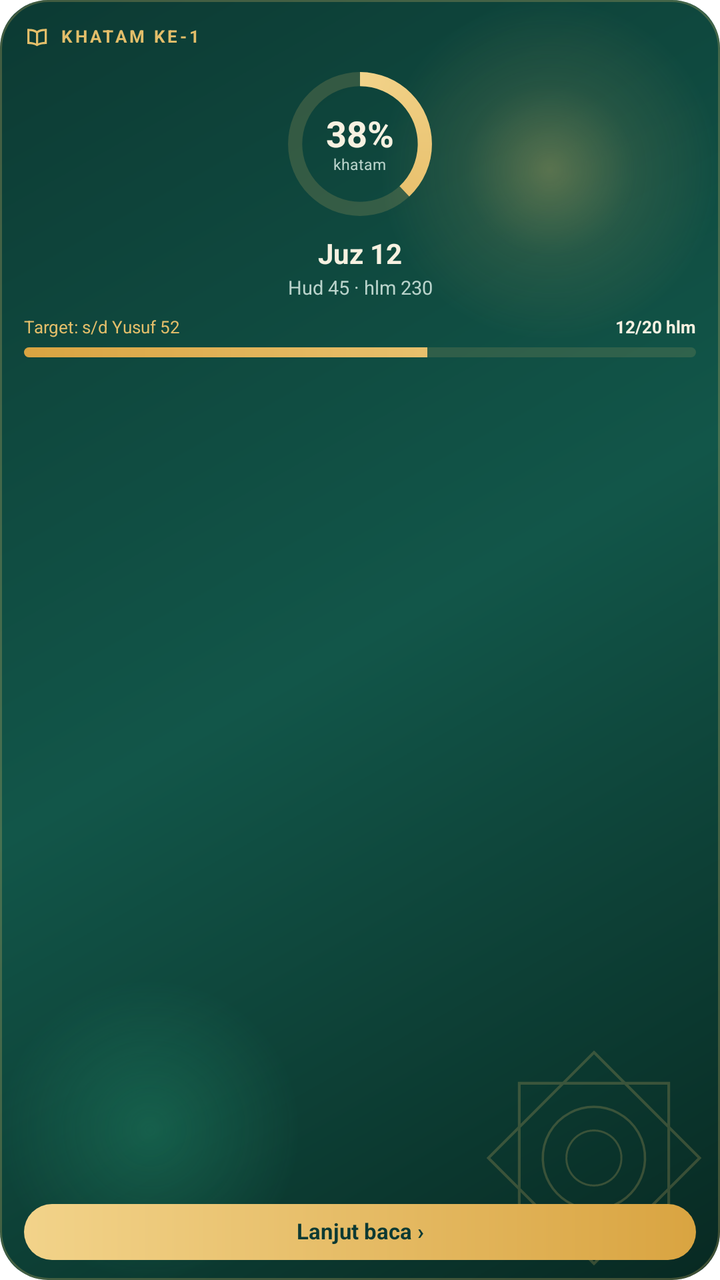
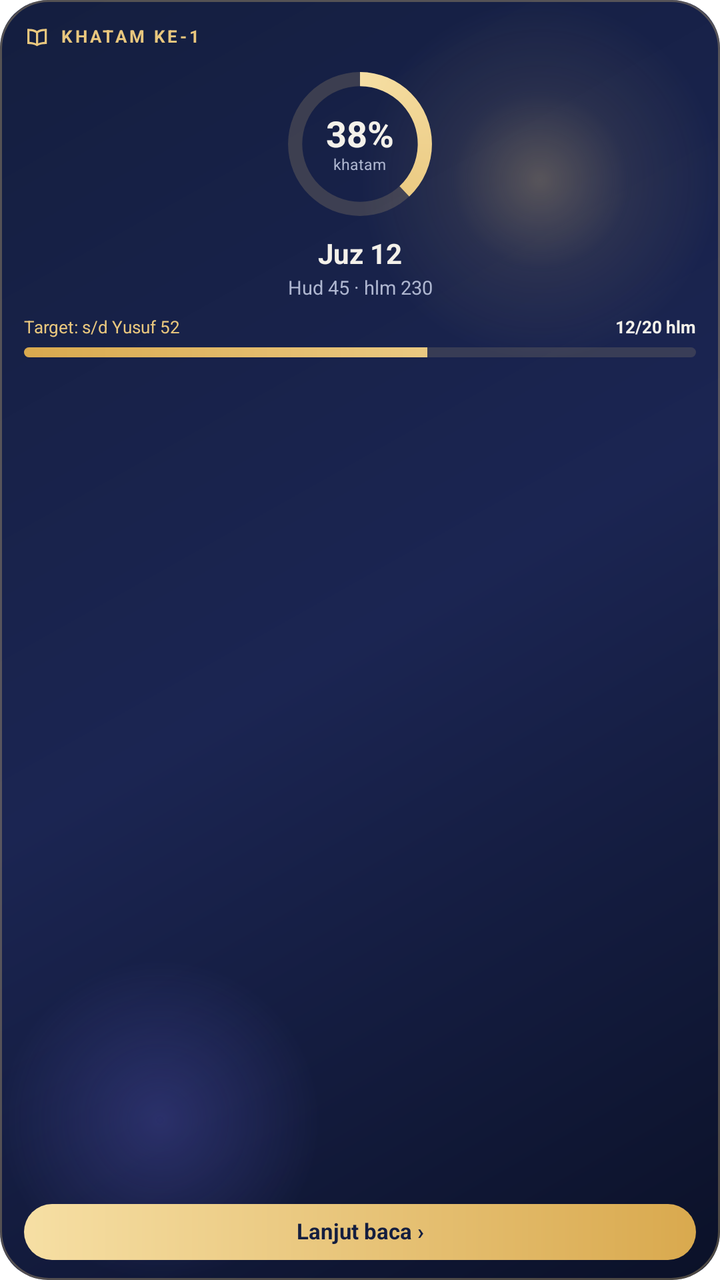

Two renders of the same Android screen: before a commit and after it. Below are the layout's source before the change and the commit's diff.
<!-- AndroidManifest.xml: fallback theme Theme.MaterialComponents.DayNight.NoActionBar -->
<!-- res/layout/quran_widget_layout.xml -->
<?xml version="1.0" encoding="utf-8"?>
<FrameLayout
    xmlns:android="http://schemas.android.com/apk/res/android"
    android:id="@+id/qw_root"
    android:layout_width="match_parent"
    android:layout_height="match_parent"
    android:background="@drawable/ramadan_widget_bg">

    <LinearLayout
        android:layout_width="match_parent"
        android:layout_height="match_parent"
        android:orientation="vertical"
        android:paddingStart="12dp"
        android:paddingEnd="12dp"
        android:paddingTop="12dp"
        android:paddingBottom="10dp">

        
        <LinearLayout
            android:layout_width="match_parent"
            android:layout_height="wrap_content"
            android:orientation="horizontal"
            android:gravity="center_vertical">

            <ImageView
                android:layout_width="13dp"
                android:layout_height="13dp"
                android:src="@drawable/tracker_ic_book"
                android:importantForAccessibility="no" />

            <TextView
                android:id="@+id/qw_kicker"
                android:layout_width="0dp"
                android:layout_height="wrap_content"
                android:layout_weight="1"
                android:layout_marginStart="5dp"
                android:text="KHATAM KE-1"
                android:textSize="8.5sp"
                android:textStyle="bold"
                android:letterSpacing="0.15"
                android:maxLines="1"
                android:ellipsize="end"
                android:includeFontPadding="false"
                android:textColor="#E3BE6A" />
        </LinearLayout>

        
        <FrameLayout
            android:id="@+id/qw_ring_box"
            android:layout_width="78dp"
            android:layout_height="78dp"
            android:layout_gravity="center_horizontal"
            android:layout_marginTop="8dp">

            <ProgressBar
                android:id="@+id/qw_ring"
                style="@android:style/Widget.ProgressBar.Horizontal"
                android:layout_width="match_parent"
                android:layout_height="match_parent"
                android:max="1000"
                android:progress="380"
                android:progressDrawable="@drawable/tracker_ring" />

            <LinearLayout
                android:layout_width="wrap_content"
                android:layout_height="wrap_content"
                android:layout_gravity="center"
                android:orientation="vertical"
                android:gravity="center_horizontal">

                <TextView
                    android:id="@+id/qw_percent"
                    android:layout_width="wrap_content"
                    android:layout_height="wrap_content"
                    android:text="38%"
                    android:textSize="18sp"
                    android:textStyle="bold"
                    android:fontFeatureSettings="tnum"
                    android:includeFontPadding="false"
                    android:textColor="#F7F1E1" />

                <TextView
                    android:id="@+id/qw_percent_sub"
                    android:layout_width="wrap_content"
                    android:layout_height="wrap_content"
                    android:text="khatam"
                    android:textSize="7.5sp"
                    android:includeFontPadding="false"
                    android:textColor="#B9D3CB" />
            </LinearLayout>
        </FrameLayout>

        
        <TextView
            android:id="@+id/qw_juz"
            android:layout_width="match_parent"
            android:layout_height="wrap_content"
            android:layout_marginTop="8dp"
            android:gravity="center_horizontal"
            android:text="Juz 12"
            android:textSize="14sp"
            android:textStyle="bold"
            android:maxLines="1"
            android:includeFontPadding="false"
            android:textColor="#F7F1E1" />

        <TextView
            android:id="@+id/qw_position"
            android:layout_width="match_parent"
            android:layout_height="wrap_content"
            android:layout_marginTop="3dp"
            android:gravity="center_horizontal"
            android:text="Hud 45 · hlm 230"
            android:textSize="9.5sp"
            android:maxLines="1"
            android:ellipsize="end"
            android:includeFontPadding="false"
            android:textColor="#B9D3CB" />

        
        <LinearLayout
            android:id="@+id/qw_target_box"
            android:layout_width="match_parent"
            android:layout_height="wrap_content"
            android:layout_marginTop="9dp"
            android:orientation="vertical">

            <LinearLayout
                android:layout_width="match_parent"
                android:layout_height="wrap_content"
                android:orientation="horizontal">

                <TextView
                    android:id="@+id/qw_target"
                    android:layout_width="0dp"
                    android:layout_height="wrap_content"
                    android:layout_weight="1"
                    android:text="Target: s/d Yusuf 52"
                    android:textSize="8.5sp"
                    android:maxLines="1"
                    android:ellipsize="end"
                    android:includeFontPadding="false"
                    android:textColor="#E3BE6A" />

                <TextView
                    android:id="@+id/qw_pages"
                    android:layout_width="wrap_content"
                    android:layout_height="wrap_content"
                    android:layout_marginStart="4dp"
                    android:text="12/20 hlm"
                    android:textSize="8.5sp"
                    android:textStyle="bold"
                    android:fontFeatureSettings="tnum"
                    android:includeFontPadding="false"
                    android:textColor="#F7F1E1" />
            </LinearLayout>

            <ProgressBar
                android:id="@+id/qw_target_bar"
                style="@android:style/Widget.ProgressBar.Horizontal"
                android:layout_width="match_parent"
                android:layout_height="5dp"
                android:layout_marginTop="5dp"
                android:max="1000"
                android:progress="600"
                android:progressDrawable="@drawable/tracker_bar" />
        </LinearLayout>

        
        <ImageView
            android:id="@+id/qw_chart"
            android:layout_width="match_parent"
            android:layout_height="0dp"
            android:layout_weight="1"
            android:layout_marginTop="8dp"
            android:scaleType="fitCenter"
            android:visibility="gone"
            android:contentDescription="Halaman dibaca 7 hari terakhir" />

        <FrameLayout
            android:id="@+id/qw_spacer"
            android:layout_width="match_parent"
            android:layout_height="0dp"
            android:layout_weight="1" />

        <TextView
            android:id="@+id/qw_continue"
            android:layout_width="match_parent"
            android:layout_height="28dp"
            android:layout_marginTop="8dp"
            android:gravity="center"
            android:background="@drawable/tracker_pill"
            android:text="Lanjut baca ›"
            android:textSize="11sp"
            android:textStyle="bold"
            android:includeFontPadding="false"
            android:textColor="#0C3A33" />
    </LinearLayout>
</FrameLayout>
<!-- resources referenced by this layout -->
<resources>
  <!-- drawable ramadan_widget_bg (drawable) -->
  <?xml version="1.0" encoding="utf-8"?>
  <layer-list xmlns:android="http://schemas.android.com/apk/res/android">
      <item>
          <shape android:shape="rectangle">
              <corners android:radius="24dp" />
              <gradient
                  android:angle="315"
                  android:startColor="#0C3A33"
                  android:centerColor="#125649"
                  android:endColor="#082922" />
          </shape>
      </item>
      <item
          android:gravity="top|end"
          android:width="170dp"
          android:height="170dp">
          <shape android:shape="oval">
              <gradient
                  android:type="radial"
                  android:gradientRadius="85dp"
                  android:startColor="#59E3BE6A"
                  android:centerColor="#1AE3BE6A"
                  android:endColor="#00E3BE6A" />
          </shape>
      </item>
      <item
          android:gravity="bottom|start"
          android:width="150dp"
          android:height="150dp">
          <shape android:shape="oval">
              <gradient
                  android:type="radial"
                  android:gradientRadius="75dp"
                  android:startColor="#3334D399"
                  android:endColor="#0034D399" />
          </shape>
      </item>
      <item
          android:gravity="bottom|end"
          android:width="118dp"
          android:height="118dp"
          android:right="4dp"
          android:bottom="2dp"
          android:drawable="@drawable/ramadan_ornament_star" />
      <item>
          <shape android:shape="rectangle">
              <corners android:radius="24dp" />
              <stroke android:width="1dp" android:color="#40E3BE6A" />
          </shape>
      </item>
  </layer-list>
  <!-- drawable tracker_bar (drawable) -->
  <?xml version="1.0" encoding="utf-8"?>
  <layer-list xmlns:android="http://schemas.android.com/apk/res/android">
      <item android:id="@android:id/background">
          <shape>
              <corners android:radius="99dp" />
              <solid android:color="#26E3BE6A" />
          </shape>
      </item>
      <item android:id="@android:id/progress">
          <clip>
              <shape>
                  <corners android:radius="99dp" />
                  <gradient
                      android:angle="0"
                      android:startColor="#D9A441"
                      android:endColor="#F2D38A" />
              </shape>
          </clip>
      </item>
  </layer-list>
  <!-- drawable tracker_ic_book (drawable) -->
  <?xml version="1.0" encoding="utf-8"?>
  <vector xmlns:android="http://schemas.android.com/apk/res/android"
      android:width="24dp"
      android:height="24dp"
      android:viewportWidth="24"
      android:viewportHeight="24">
      <path
          android:fillColor="#E3BE6A"
          android:pathData="M12,6.5 C10.2,5.1 7.7,4.5 4,4.5 L3,4.5 L3,18.5 L4,18.5 C7.5,18.5 9.9,19.1 12,20.5 C14.1,19.1 16.5,18.5 20,18.5 L21,18.5 L21,4.5 L20,4.5 C16.3,4.5 13.8,5.1 12,6.5 Z M11,17.9 C9.3,17.1 7.3,16.6 5,16.5 L5,6.5 C7.6,6.6 9.5,7.2 11,8.3 Z M19,16.5 C16.7,16.6 14.7,17.1 13,17.9 L13,8.3 C14.5,7.2 16.4,6.6 19,6.5 Z" />
  </vector>
  <!-- drawable tracker_pill (drawable) -->
  <?xml version="1.0" encoding="utf-8"?>
  <shape xmlns:android="http://schemas.android.com/apk/res/android">
      <corners android:radius="99dp" />
      <gradient
          android:angle="0"
          android:startColor="#F2D38A"
          android:endColor="#D9A441" />
  </shape>
  <!-- drawable tracker_ring (drawable) -->
  <?xml version="1.0" encoding="utf-8"?>
  <layer-list xmlns:android="http://schemas.android.com/apk/res/android">
      <item android:id="@android:id/background">
          <shape
              android:shape="ring"
              android:innerRadiusRatio="2.7"
              android:thicknessRatio="11"
              android:useLevel="false">
              <solid android:color="#2EE3BE6A" />
          </shape>
      </item>
      <item android:id="@android:id/progress">
          <rotate
              android:fromDegrees="270"
              android:toDegrees="270"
              android:pivotX="50%"
              android:pivotY="50%">
              <shape
                  android:shape="ring"
                  android:innerRadiusRatio="2.7"
                  android:thicknessRatio="11"
                  android:useLevel="true">
                  <gradient
                      android:type="sweep"
                      android:startColor="#F2D38A"
                      android:endColor="#D9A441" />
              </shape>
          </rotate>
      </item>
  </layer-list>
  <!-- drawable ramadan_ornament_star (drawable) -->
  <?xml version="1.0" encoding="utf-8"?>
  <vector xmlns:android="http://schemas.android.com/apk/res/android"
      android:width="120dp" android:height="120dp"
      android:viewportWidth="120" android:viewportHeight="120"
      android:alpha="0.22">
      <path android:strokeColor="#E3BE6A" android:strokeWidth="1.4" android:fillColor="#00000000"
          android:pathData="M22,22 H98 V98 H22 Z" />
      <path android:strokeColor="#E3BE6A" android:strokeWidth="1.4" android:fillColor="#00000000"
          android:pathData="M60,6.3 L113.7,60 L60,113.7 L6.3,60 Z" />
      <path android:strokeColor="#E3BE6A" android:strokeWidth="1.2" android:fillColor="#00000000"
          android:pathData="M60,34 A26,26 0 1,1 59.9,34 Z" />
      <path android:strokeColor="#E3BE6A" android:strokeWidth="1" android:fillColor="#00000000"
          android:pathData="M60,46 A14,14 0 1,1 59.9,46 Z" />
  </vector>
</resources>

<!-- the commit's change to res/layout/quran_widget_layout.xml (unified diff, before → after) -->
@@ -4,7 +4,7 @@
     android:id="@+id/qw_root"
     android:layout_width="match_parent"
     android:layout_height="match_parent"
-    android:background="@drawable/ramadan_widget_bg">
+    android:background="@drawable/tracker_widget_bg">
 
     <LinearLayout
         android:layout_width="match_parent"
@@ -41,7 +41,7 @@
                 android:maxLines="1"
                 android:ellipsize="end"
                 android:includeFontPadding="false"
-                android:textColor="#E3BE6A" />
+                android:textColor="#E9C77E" />
         </LinearLayout>
 
         
@@ -77,7 +77,7 @@
                     android:textStyle="bold"
                     android:fontFeatureSettings="tnum"
                     android:includeFontPadding="false"
-                    android:textColor="#F7F1E1" />
+                    android:textColor="#F4F1EA" />
 
                 <TextView
                     android:id="@+id/qw_percent_sub"
@@ -86,7 +86,54 @@
                     android:text="khatam"
                     android:textSize="7.5sp"
                     android:includeFontPadding="false"
-                    android:textColor="#B9D3CB" />
+                    android:textColor="#AEB6D0" />
+            </LinearLayout>
+        </FrameLayout>
+
+        
+        <FrameLayout
+            android:id="@+id/qw_ring_box_small"
+            android:layout_width="60dp"
+            android:layout_height="60dp"
+            android:visibility="gone"
+            android:layout_gravity="center_horizontal"
+            android:layout_marginTop="6dp">
+
+            <ProgressBar
+                android:id="@+id/qw_ring_small"
+                style="@android:style/Widget.ProgressBar.Horizontal"
+                android:layout_width="match_parent"
+                android:layout_height="match_parent"
+                android:max="1000"
+                android:progress="380"
+                android:progressDrawable="@drawable/tracker_ring" />
+
+            <LinearLayout
+                android:layout_width="wrap_content"
+                android:layout_height="wrap_content"
+                android:layout_gravity="center"
+                android:orientation="vertical"
+                android:gravity="center_horizontal">
+
+                <TextView
+                    android:id="@+id/qw_percent_small"
+                    android:layout_width="wrap_content"
+                    android:layout_height="wrap_content"
+                    android:text="38%"
+                    android:textSize="14sp"
+                    android:textStyle="bold"
+                    android:fontFeatureSettings="tnum"
+                    android:includeFontPadding="false"
+                    android:textColor="#F4F1EA" />
+
+                <TextView
+                    android:id="@+id/qw_percent_sub_small"
+                    android:layout_width="wrap_content"
+                    android:layout_height="wrap_content"
+                    android:text="khatam"
+                    android:textSize="6.5sp"
+                    android:includeFontPadding="false"
+                    android:textColor="#AEB6D0" />
             </LinearLayout>
         </FrameLayout>
 
@@ -102,7 +149,7 @@
             android:textStyle="bold"
             android:maxLines="1"
             android:includeFontPadding="false"
-            android:textColor="#F7F1E1" />
+            android:textColor="#F4F1EA" />
 
         <TextView
             android:id="@+id/qw_position"
@@ -112,10 +159,11 @@
             android:gravity="center_horizontal"
             android:text="Hud 45 · hlm 230"
             android:textSize="9.5sp"
-            android:maxLines="1"
+            android:maxLines="2"
+            android:lineSpacingExtra="1dp"
             android:ellipsize="end"
             android:includeFontPadding="false"
-            android:textColor="#B9D3CB" />
+            android:textColor="#AEB6D0" />
 
         
         <LinearLayout
@@ -140,7 +188,7 @@
                     android:maxLines="1"
                     android:ellipsize="end"
                     android:includeFontPadding="false"
-                    android:textColor="#E3BE6A" />
+                    android:textColor="#E9C77E" />
 
                 <TextView
                     android:id="@+id/qw_pages"
@@ -152,7 +200,7 @@
                     android:textStyle="bold"
                     android:fontFeatureSettings="tnum"
                     android:includeFontPadding="false"
-                    android:textColor="#F7F1E1" />
+                    android:textColor="#F4F1EA" />
             </LinearLayout>
 
             <ProgressBar
@@ -194,6 +242,6 @@
             android:textSize="11sp"
             android:textStyle="bold"
             android:includeFontPadding="false"
-            android:textColor="#0C3A33" />
+            android:textColor="#141E3F" />
     </LinearLayout>
 </FrameLayout>
<!-- resource entries referenced after the edit -->
@@ -1,64 +1,12 @@
 <!-- resources referenced by this layout -->
 <resources>
-  <!-- drawable ramadan_widget_bg (drawable) -->
-  <?xml version="1.0" encoding="utf-8"?>
-  <layer-list xmlns:android="http://schemas.android.com/apk/res/android">
-      <item>
-          <shape android:shape="rectangle">
-              <corners android:radius="24dp" />
-              <gradient
-                  android:angle="315"
-                  android:startColor="#0C3A33"
-                  android:centerColor="#125649"
-                  android:endColor="#082922" />
-          </shape>
-      </item>
-      <item
-          android:gravity="top|end"
-          android:width="170dp"
-          android:height="170dp">
-          <shape android:shape="oval">
-              <gradient
-                  android:type="radial"
-                  android:gradientRadius="85dp"
-                  android:startColor="#59E3BE6A"
-                  android:centerColor="#1AE3BE6A"
-                  android:endColor="#00E3BE6A" />
-          </shape>
-      </item>
-      <item
-          android:gravity="bottom|start"
-          android:width="150dp"
-          android:height="150dp">
-          <shape android:shape="oval">
-              <gradient
-                  android:type="radial"
-                  android:gradientRadius="75dp"
-                  android:startColor="#3334D399"
-                  android:endColor="#0034D399" />
-          </shape>
-      </item>
-      <item
-          android:gravity="bottom|end"
-          android:width="118dp"
-          android:height="118dp"
-          android:right="4dp"
-          android:bottom="2dp"
-          android:drawable="@drawable/ramadan_ornament_star" />
-      <item>
-          <shape android:shape="rectangle">
-              <corners android:radius="24dp" />
-              <stroke android:width="1dp" android:color="#40E3BE6A" />
-          </shape>
-      </item>
-  </layer-list>
   <!-- drawable tracker_bar (drawable) -->
   <?xml version="1.0" encoding="utf-8"?>
   <layer-list xmlns:android="http://schemas.android.com/apk/res/android">
       <item android:id="@android:id/background">
           <shape>
               <corners android:radius="99dp" />
-              <solid android:color="#26E3BE6A" />
+              <solid android:color="#26E9C77E" />
           </shape>
       </item>
       <item android:id="@android:id/progress">
@@ -67,8 +15,8 @@
                   <corners android:radius="99dp" />
                   <gradient
                       android:angle="0"
-                      android:startColor="#D9A441"
-                      android:endColor="#F2D38A" />
+                      android:startColor="#D9A94E"
+                      android:endColor="#F6DFA4" />
               </shape>
           </clip>
       </item>
@@ -81,7 +29,7 @@
       android:viewportWidth="24"
       android:viewportHeight="24">
       <path
-          android:fillColor="#E3BE6A"
+          android:fillColor="#E9C77E"
           android:pathData="M12,6.5 C10.2,5.1 7.7,4.5 4,4.5 L3,4.5 L3,18.5 L4,18.5 C7.5,18.5 9.9,19.1 12,20.5 C14.1,19.1 16.5,18.5 20,18.5 L21,18.5 L21,4.5 L20,4.5 C16.3,4.5 13.8,5.1 12,6.5 Z M11,17.9 C9.3,17.1 7.3,16.6 5,16.5 L5,6.5 C7.6,6.6 9.5,7.2 11,8.3 Z M19,16.5 C16.7,16.6 14.7,17.1 13,17.9 L13,8.3 C14.5,7.2 16.4,6.6 19,6.5 Z" />
   </vector>
   <!-- drawable tracker_pill (drawable) -->
@@ -90,8 +38,8 @@
       <corners android:radius="99dp" />
       <gradient
           android:angle="0"
-          android:startColor="#F2D38A"
-          android:endColor="#D9A441" />
+          android:startColor="#F6DFA4"
+          android:endColor="#D9A94E" />
   </shape>
   <!-- drawable tracker_ring (drawable) -->
   <?xml version="1.0" encoding="utf-8"?>
@@ -102,7 +50,7 @@
               android:innerRadiusRatio="2.7"
               android:thicknessRatio="11"
               android:useLevel="false">
-              <solid android:color="#2EE3BE6A" />
+              <solid android:color="#2EE9C77E" />
           </shape>
       </item>
       <item android:id="@android:id/progress">
@@ -118,26 +66,56 @@
                   android:useLevel="true">
                   <gradient
                       android:type="sweep"
-                      android:startColor="#F2D38A"
-                      android:endColor="#D9A441" />
+                      android:startColor="#F6DFA4"
+                      android:endColor="#D9A94E" />
               </shape>
           </rotate>
       </item>
   </layer-list>
-  <!-- drawable ramadan_ornament_star (drawable) -->
+  <!-- drawable tracker_widget_bg (drawable) -->
   <?xml version="1.0" encoding="utf-8"?>
-  <vector xmlns:android="http://schemas.android.com/apk/res/android"
-      android:width="120dp" android:height="120dp"
-      android:viewportWidth="120" android:viewportHeight="120"
-      android:alpha="0.22">
-      <path android:strokeColor="#E3BE6A" android:strokeWidth="1.4" android:fillColor="#00000000"
-          android:pathData="M22,22 H98 V98 H22 Z" />
-      <path android:strokeColor="#E3BE6A" android:strokeWidth="1.4" android:fillColor="#00000000"
-          android:pathData="M60,6.3 L113.7,60 L60,113.7 L6.3,60 Z" />
-      <path android:strokeColor="#E3BE6A" android:strokeWidth="1.2" android:fillColor="#00000000"
-          android:pathData="M60,34 A26,26 0 1,1 59.9,34 Z" />
-      <path android:strokeColor="#E3BE6A" android:strokeWidth="1" android:fillColor="#00000000"
-          android:pathData="M60,46 A14,14 0 1,1 59.9,46 Z" />
-  </vector>
+  <layer-list xmlns:android="http://schemas.android.com/apk/res/android">
+      <item>
+          <shape android:shape="rectangle">
+              <corners android:radius="24dp" />
+              <gradient
+                  android:angle="315"
+                  android:startColor="#141E3F"
+                  android:centerColor="#1B2552"
+                  android:endColor="#0B1128" />
+          </shape>
+      </item>
+      <item
+          android:gravity="top|end"
+          android:width="180dp"
+          android:height="180dp">
+          <shape android:shape="oval">
+              <gradient
+                  android:type="radial"
+                  android:gradientRadius="90dp"
+                  android:startColor="#4DE9C77E"
+                  android:centerColor="#14E9C77E"
+                  android:endColor="#00E9C77E" />
+          </shape>
+      </item>
+      <item
+          android:gravity="bottom|start"
+          android:width="160dp"
+          android:height="160dp">
+          <shape android:shape="oval">
+              <gradient
+                  android:type="radial"
+                  android:gradientRadius="80dp"
+                  android:startColor="#406D6BE8"
+                  android:endColor="#006D6BE8" />
+          </shape>
+      </item>
+      <item>
+          <shape android:shape="rectangle">
+              <corners android:radius="24dp" />
+              <stroke android:width="1dp" android:color="#4DE9C77E" />
+          </shape>
+      </item>
+  </layer-list>
 </resources>
 
